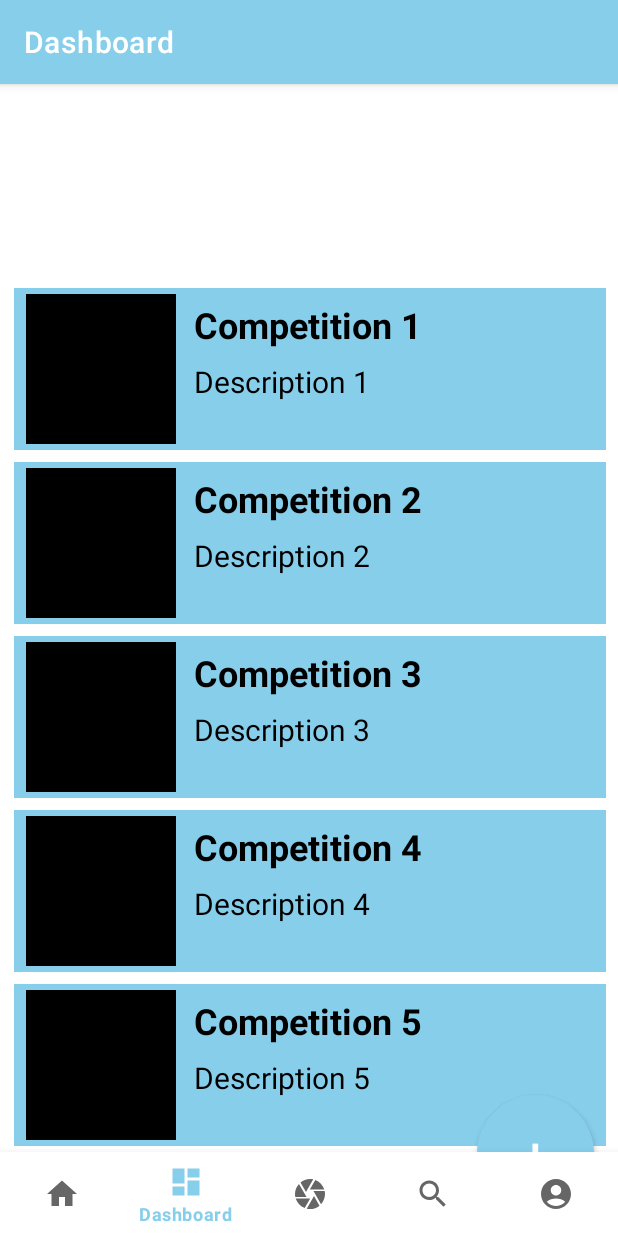
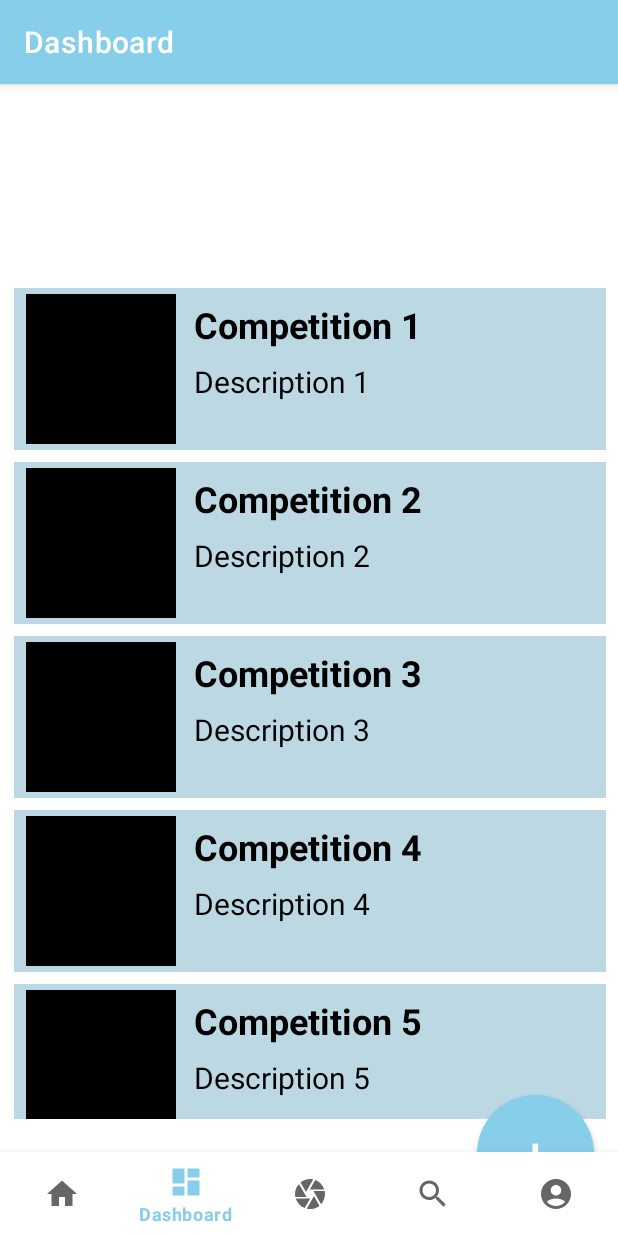
Before and after one commit to ZRTstorm/UpHillSeries, an Android app: the DashboardFragment screen opened through its navigation route, on a phone screen of 412 x 824 dp. Run offline under Robolectric (Android 15) with nearby library versions, the phone set to English and light mode, and no system bars; our stand-ins replace navigation-ui; libraries missing offline, so code that uses them is left out: org.opencv.android, org.opencv.core; network calls fail; 2 statements that could not run were skipped.

Commit message:
[update]competition

```diff
--- a/app/src/main/res/layout/fragment_dashboard.xml
+++ b/app/src/main/res/layout/fragment_dashboard.xml
@@ -10,13 +10,15 @@
     <androidx.recyclerview.widget.RecyclerView
         android:id="@+id/recyclerView"
         android:layout_width="match_parent"
-        android:layout_height="0dp"
+        android:layout_height="562dp"
         android:layout_marginStart="1dp"
         android:layout_marginTop="72dp"
         app:layout_constraintBottom_toBottomOf="parent"
         app:layout_constraintEnd_toEndOf="parent"
+        app:layout_constraintHorizontal_bias="0.0"
         app:layout_constraintStart_toStartOf="parent"
-        app:layout_constraintTop_toTopOf="parent" />
+        app:layout_constraintTop_toTopOf="parent"
+        app:layout_constraintVertical_bias="0.0" />
 
     <Button
         android:id="@+id/button4"
--- a/app/src/main/res/layout/item_recyclerview.xml
+++ b/app/src/main/res/layout/item_recyclerview.xml
@@ -7,7 +7,7 @@
     android:layout_marginLeft="8dp"
     android:layout_marginTop="8dp"
     android:layout_marginRight="8dp"
-    android:background="@color/skyblue">
+    android:background="#BCD8E3">
 
     <ImageView
         android:id="@+id/iv_profile"
```
Also changed, not shown: 1 other file.
